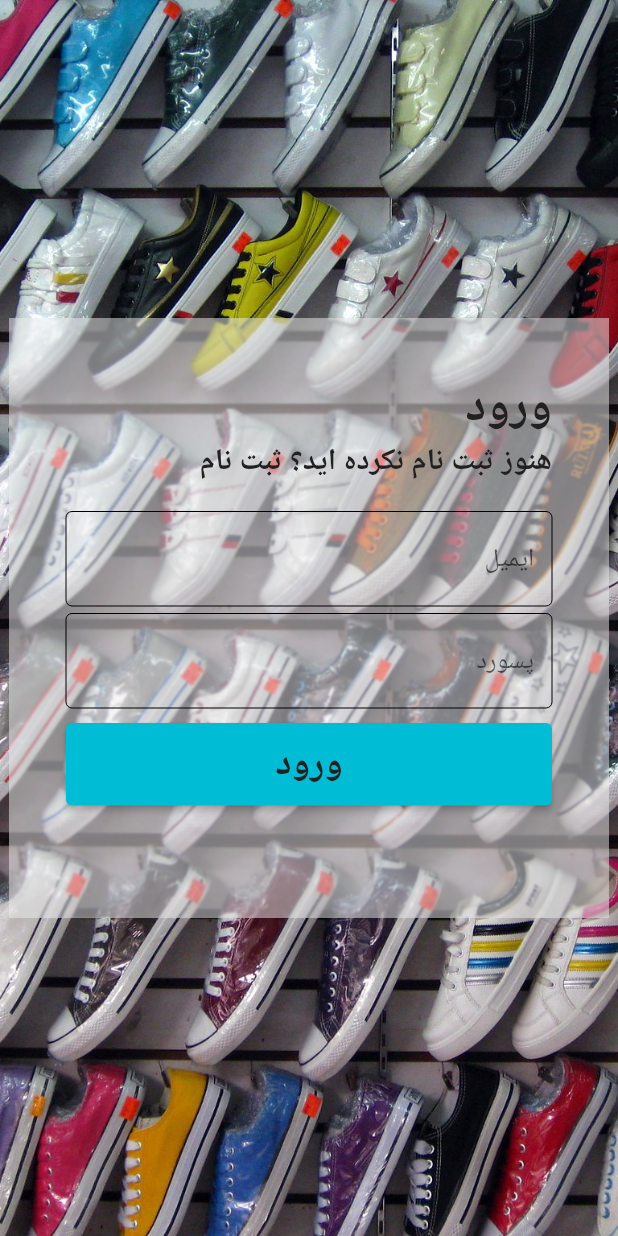
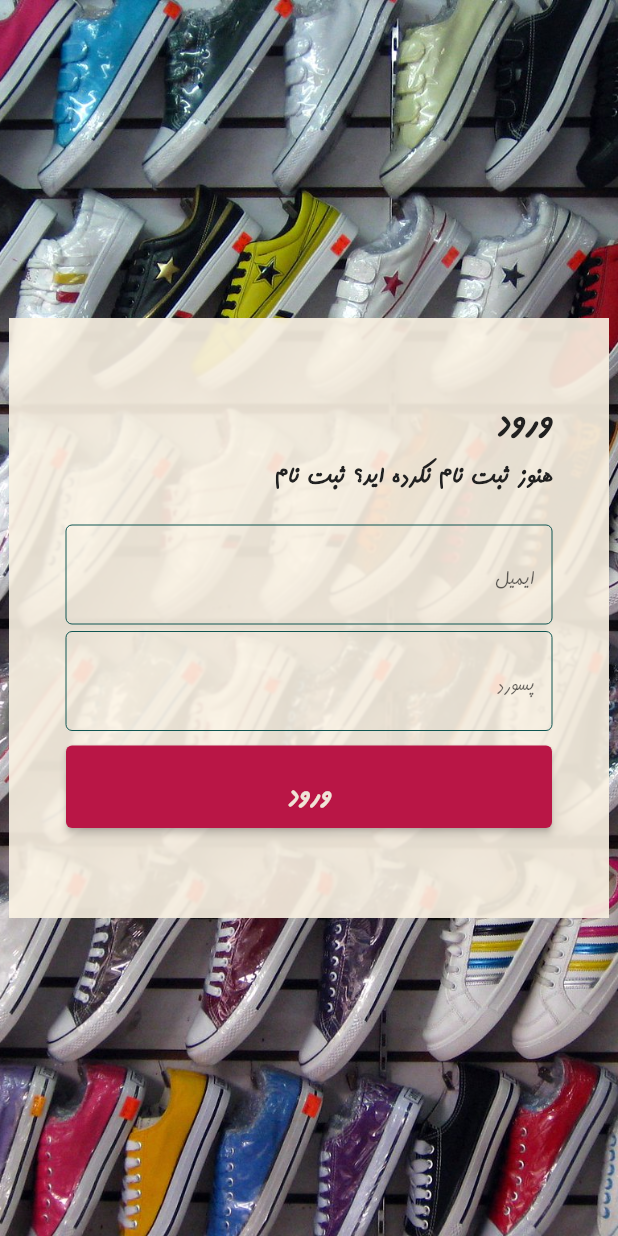
Before and after one commit to hamidbir/Shopping, a Flutter app: the screen it shows after launch, on a phone screen of 412 x 824 dp. Run offline on Flutter 3.47's test engine with Material 2 defaults, Android fonts, the phone set to English and light mode, and no system bars; our stand-ins replace auto_size_text, cached_network_image, cloud_firestore, firebase_auth, firebase_core, firebase_storage and 3 more; missing offline and left inert: dart:html; accounts and stored records are empty.

Commit message:
Change font,and modify routing

```diff
--- a/lib/controller/admin_controller.dart
+++ b/lib/controller/admin_controller.dart
@@ -93,7 +93,6 @@ class AdminController extends GetxController {
         // imageUrl.add(ress);
         onSelected(file);
         //isLoading.value = false;
-        print('done');
       });
     });
   }
@@ -111,7 +110,6 @@ class AdminController extends GetxController {
           .child(path);
       await ref.putBlob(file);
       image = await ref.getDownloadURL();
-      var uri = Uri.parse(image);
 
       imageUrl.add(image);
       imageUrlSave.add(image);
--- a/lib/controller/auth_controller.dart
+++ b/lib/controller/auth_controller.dart
@@ -61,7 +61,6 @@ class AuthController extends GetxController {
         }
       } on Exception {
         errorText.value = 'اوپس. مشکلی رخ داد :(';
-        print('oooooooooooooooooooooooooo');
         isLoading.value = false;
         return false;
       } catch (e) {
--- a/lib/controller/bag_controller.dart
+++ b/lib/controller/bag_controller.dart
@@ -2,9 +2,7 @@ import 'package:cloud_firestore/cloud_firestore.dart';
 import 'package:get/get.dart';
 import 'package:shopping_shoe/controller/auth_controller.dart';
 import 'package:shopping_shoe/model/bag_model.dart';
-import 'package:shopping_shoe/model/shoe.dart';
 import 'package:shopping_shoe/repository/cloud_function.dart';
-import 'package:shopping_shoe/utils/storage.dart';
 
 class BagController extends GetxController {
   var isLoading = true.obs;
--- a/lib/main.dart
+++ b/lib/main.dart
@@ -6,6 +6,7 @@ import 'package:get_storage/get_storage.dart';
 import 'package:shopping_shoe/view/pages/admin_panel.dart';
 import 'package:shopping_shoe/view/pages/auth/login.dart';
 import 'package:shopping_shoe/view/pages/main_screen.dart';
+import 'package:shopping_shoe/view/pages/test_flare.dart';
 import 'package:shopping_shoe/view/pages/trend_view.dart';
 
 Future<void> main() async {
@@ -25,6 +26,7 @@ class MyApp extends StatelessWidget {
         future: _initialztion,
         builder: (context, snapshot) {
           return GetMaterialApp(
+              debugShowCheckedModeBanner: false,
               localizationsDelegates: const [
                 GlobalCupertinoLocalizations.delegate,
                 GlobalMaterialLocalizations.delegate,
@@ -42,6 +44,7 @@ class MyApp extends StatelessWidget {
               ),
               home: //const TrendView(),
                   Login());
+          // const TestFlare());
           //const MainScreen()); //const LandingPage()), // AdminPanel()),
         });
   }
--- a/lib/view/pages/auth/login.dart
+++ b/lib/view/pages/auth/login.dart
@@ -45,9 +45,7 @@ class Login extends StatelessWidget {
   Widget build(BuildContext context) {
     final AuthController authController = Get.put(AuthController());
     return Scaffold(body: SafeArea(child: Obx(() {
-      return authController.isLoading.value
-          ? showLoading(context)
-          : Stack(
+      return Stack(
         children: [
           Image.asset(
             'assets/images/back4.jpg',
@@ -57,14 +55,29 @@ class Login extends StatelessWidget {
             //alignment: FractionalOffset(animation.value, 0),
           ),
           Center(
-                  child: ClipRect(
+            child: authController.isLoading.value
+                ? Container(
+                    width: 250,
+                    height: 250,
+                    decoration: const BoxDecoration(
+                        shape: BoxShape.circle, color: Colors.white),
+
+                    // child: const Text('asggggggggggggg'),
+                    child: const FlareActor(
+                      'assets/shoe.flr',
+                      animation: 'on',
+                      fit: BoxFit.contain,
+                    ))
+                : ClipRect(
                     child: BackdropFilter(
                       filter: ImageFilter.blur(sigmaX: 0.7, sigmaY: 0.7),
                       child: Container(
                         width: 400,
                         height: 400,
-                        decoration: BoxDecoration(
-                          color: Colors.grey.shade200.withOpacity(0.5),
+                        decoration: const BoxDecoration(
+                            //color: Colors.grey.shade200.withOpacity(0.5),
+                            color: Color.fromRGBO(251, 243, 228, 0.9)
+                            //rgb(251, 243, 228)
                             ),
                         child: SingleChildScrollView(
                             child: Padding(
@@ -99,16 +112,21 @@ class Login extends StatelessWidget {
                                       FocusScope.of(context).requestFocus(),
                                   textInputAction: TextInputAction.next,
                                   controller: authController.emailController,
-                                  cursorColor: ColorConstants.white,
-                                  style: const TextStyle(
-                                      fontFamilyFallback: ['EFont']),
+                                  cursorColor:
+                                      const Color.fromRGBO(185, 22, 70, 1),
                                   decoration: const InputDecoration(
                                       focusedBorder: OutlineInputBorder(
-                                        borderSide: BorderSide(width: 0.0),
+                                        borderSide: BorderSide(
+                                            width: 0.0,
+                                            color: Color.fromRGBO(
+                                                153, 146, 132, 1)),
                                       ),
                                       hintText: emailHint,
                                       enabledBorder: OutlineInputBorder(
-                                        borderSide: BorderSide(width: 0.0),
+                                        borderSide: BorderSide(
+                                            width: 0.0,
+                                            color:
+                                                Color.fromRGBO(16, 86, 82, 1)),
                                       ),
                                       border: OutlineInputBorder(
                                         borderSide: BorderSide(
@@ -117,22 +135,27 @@ class Login extends StatelessWidget {
                                       ))),
                               const SizedBox(height: 5),
                               TextField(
-                                  style: const TextStyle(
-                                      fontFamilyFallback: ['EFont']),
                                   focusNode: passNode,
                                   textInputAction: TextInputAction.next,
                                   obscureText: true,
                                   onEditingComplete: () =>
                                       FocusScope.of(context).requestFocus(),
                                   controller: authController.passwordController,
-                                  cursorColor: ColorConstants.white,
+                                  cursorColor:
+                                      const Color.fromRGBO(185, 22, 70, 1),
                                   decoration: const InputDecoration(
                                       focusedBorder: OutlineInputBorder(
-                                        borderSide: BorderSide(width: 0.0),
+                                        borderSide: BorderSide(
+                                            width: 0.0,
+                                            color: Color.fromRGBO(
+                                                153, 146, 132, 1)),
                                       ),
                                       hintText: passwordHint,
                                       enabledBorder: OutlineInputBorder(
-                                        borderSide: BorderSide(width: 0.0),
+                                        borderSide: BorderSide(
+                                            width: 0.0,
+                                            color:
+                                                Color.fromRGBO(16, 86, 82, 1)),
                                       ),
                                       border: OutlineInputBorder(
                                         borderSide: BorderSide(
@@ -143,6 +166,9 @@ class Login extends StatelessWidget {
                               SizedBox(
                                 height: 55,
                                 child: ElevatedButton(
+                                    style: ElevatedButton.styleFrom(
+                                        primary: const Color.fromRGBO(
+                                            185, 22, 70, 1)),
                                     onPressed: () async {
                                       await authController.signIn()
                                           ? authController.getAdmin()
@@ -156,7 +182,8 @@ class Login extends StatelessWidget {
                                       style: TextStyle(
                                           fontSize: 25,
                                           fontWeight: FontWeight.bold,
-                                          color: ColorConstants.dark),
+                                          color:
+                                              Color.fromRGBO(240, 228, 215, 1)),
                                     )),
                               )
                             ],
@@ -171,17 +198,3 @@ class Login extends StatelessWidget {
     })));
   }
 }
-
-Widget showLoading(BuildContext context) {
-  Future.delayed(
-      Duration.zero,
-      () => showDialog(
-          context: context,
-          builder: (_) => const Dialog(
-              backgroundColor: Colors.transparent,
-              child: FlareActor(
-                'assets/loading.flr',
-                animation: 'walking',
-              ))));
-  return const SizedBox();
-}
```
Also changed, not shown: lib/view/pages/auth/sign_up.dart (+48 -16 lines), lib/view/pages/cart_screen.dart (+21 -11 lines), lib/view/pages/home_page.dart (+32 -21 lines), lib/view/pages/main_screen.dart (+19 -17 lines), lib/view/pages/profile_view.dart (+89 -55 lines), lib/view/pages/test_flare.dart (added, +19 -0 lines), lib/view/pages/trend_view.dart (+7 -8 lines), pubspec.yaml (+10 -6 lines), assets/fonts/Afra.ttf (added), 3 other files. Lines whose indentation alone changed are shown as unchanged.
